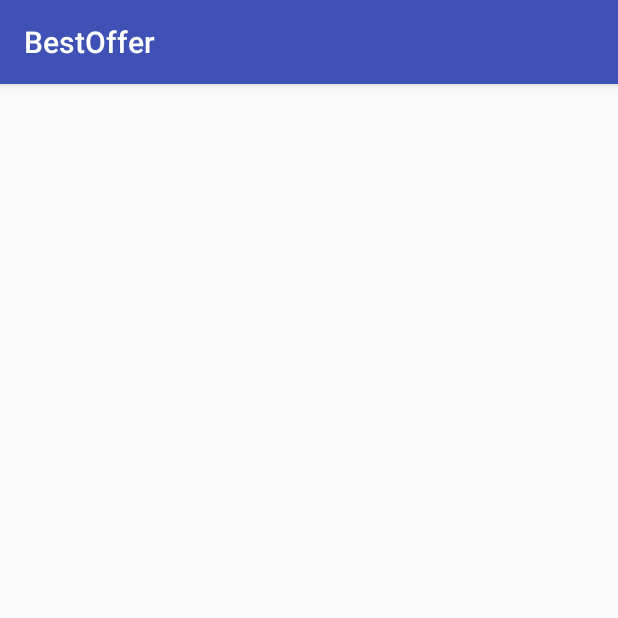
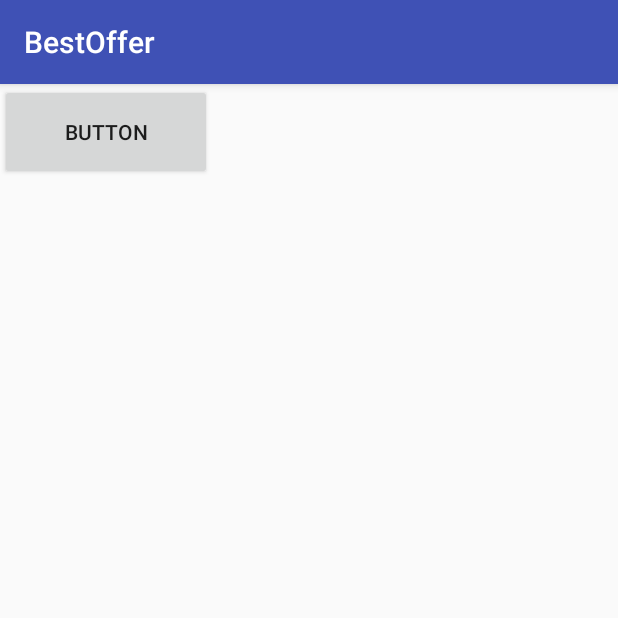
Before and after one commit to panosma/texnologialogismikou, an Android app: the screen it shows after launch (Welcome_screen), on a phone screen of 412 x 824 dp, the top half of it. Run offline under Robolectric (Android 15) with nearby library versions, the phone set to English and light mode, and no system bars.

Commit message:
Connecting Activity (Fail)

```diff
--- a/App/BestOffer/app/src/debug/res/values/google_maps_api.xml
+++ b/App/BestOffer/app/src/debug/res/values/google_maps_api.xml
@@ -21,6 +21,6 @@
     string in this file.
     -->
     <string name="google_maps_key" templateMergeStrategy="preserve" translatable="false">
-        YOUR_KEY_HERE
+        AIzaSyDujYbzH50Nd3LoIkwQVj3D8T9Q415rjcY
     </string>
 </resources>
--- a/App/BestOffer/app/src/main/java/com/bestoffer/tl/bestoffer/Welcome_screen.java
+++ b/App/BestOffer/app/src/main/java/com/bestoffer/tl/bestoffer/Welcome_screen.java
@@ -1,13 +1,46 @@
 package com.bestoffer.tl.bestoffer;
 
+import android.content.Intent;
 import android.support.v7.app.AppCompatActivity;
 import android.os.Bundle;
+import android.view.View;
+import android.widget.Button;
 
 public class Welcome_screen extends AppCompatActivity {
+
+    Button mButtonbutton2;
 
     @Override
     protected void onCreate(Bundle savedInstanceState) {
         super.onCreate(savedInstanceState);
         setContentView(R.layout.activity_welcome_screen);
     }
-}
+
+    @Override
+    protected void onStart() {
+        super.onStart();
+    }
+
+    mButtonbutton2 = (Button) findViewById(R.id.button2);
+
+    Button.OnClickListener(new View.OnClickListener()
+
+    {
+        @Override
+        public void onClick (View.v) {
+            startActivity(new Intent(Welcome_screen.this, Home_screen.class));
+                                            }
+    })
+};
+
+
+
+
+
+
+//    Button.setOnClickListener(new View.OnClickListener() {
+//        @Override
+//                public void onClick(View.v) {
+//                startActivitie(new Intent(Welcome_screen.this, Home_screen.class));
+//        }
+//    });
--- a/App/BestOffer/app/src/main/res/layout/activity_welcome_screen.xml
+++ b/App/BestOffer/app/src/main/res/layout/activity_welcome_screen.xml
@@ -6,4 +6,11 @@
     android:layout_height="match_parent"
     tools:context="com.bestoffer.tl.bestoffer.Welcome_screen">
 
+    <Button
+        android:id="@+id/button2"
+        android:layout_width="141dp"
+        android:layout_height="64dp"
+        android:text="Button"
+        tools:layout_editor_absoluteX="110dp"
+        tools:layout_editor_absoluteY="252dp" />
 </android.support.constraint.ConstraintLayout>
```
